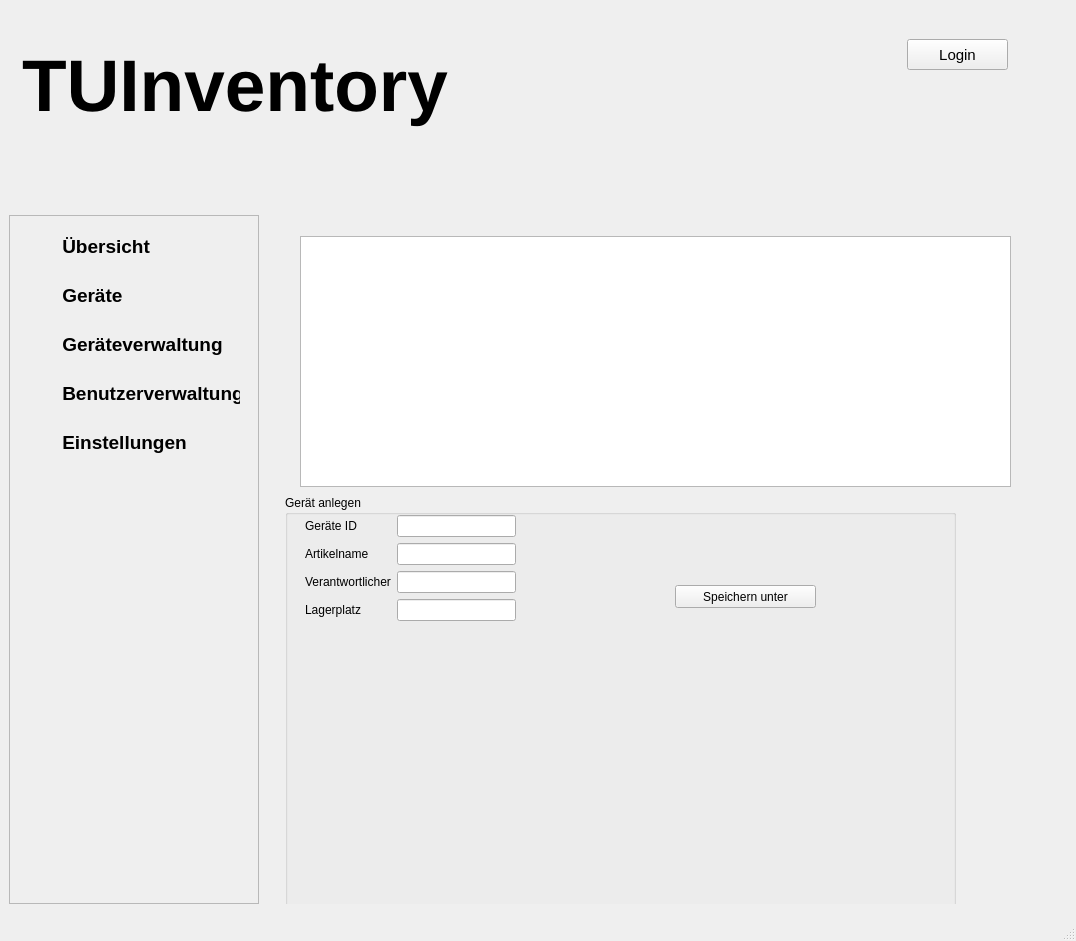
Before: the Qt Designer form TUInventory/mainScaling.ui in SV-97/TUInventory, drawn with Qt 5.
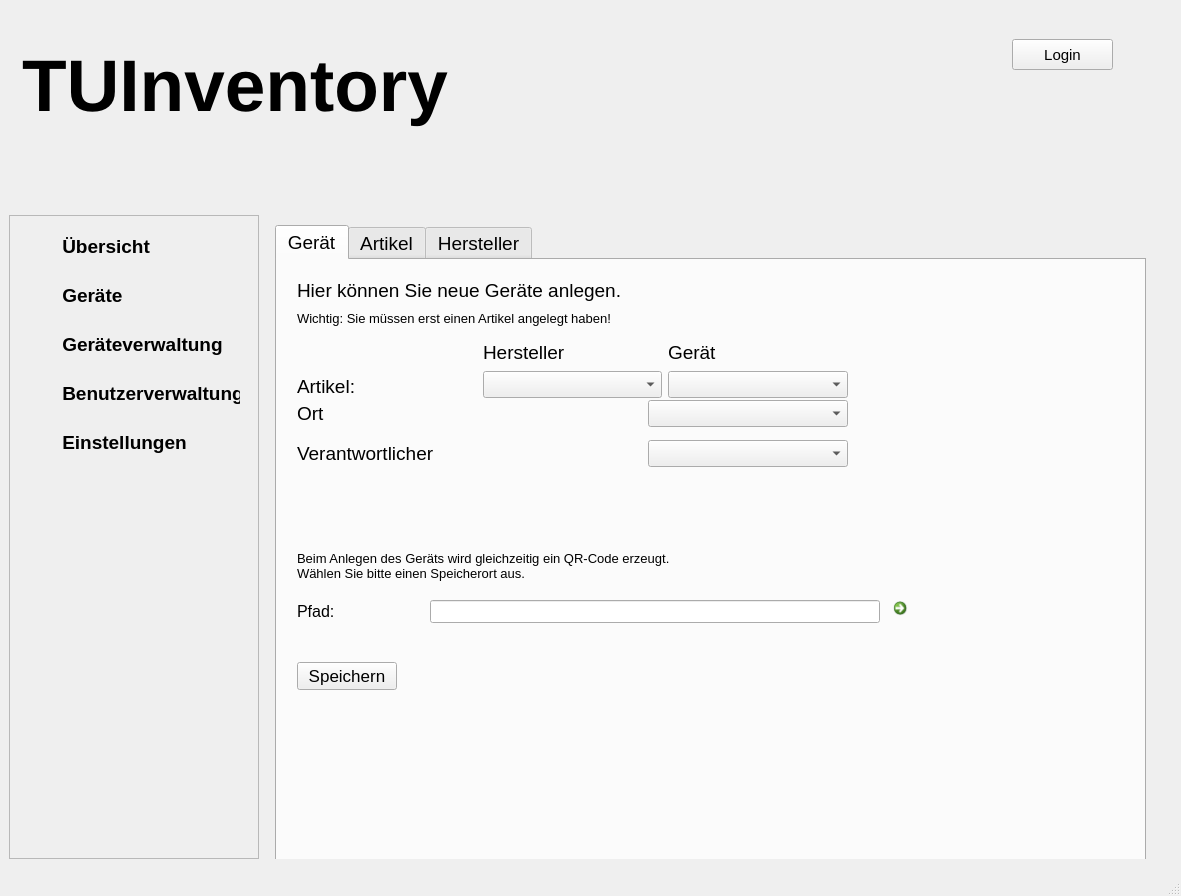
After: the same form once the commit is applied. The open tabs and pages were chosen to show the change. Icons and pictures are not drawn.

Commit message: Created pages for device, article and producer creation

Diff of the .ui file:
```diff
--- a/TUInventory/mainScaling.ui
+++ b/TUInventory/mainScaling.ui
@@ -6,8 +6,8 @@
    <rect>
     <x>0</x>
     <y>0</y>
-    <width>1076</width>
-    <height>941</height>
+    <width>1181</width>
+    <height>896</height>
    </rect>
   </property>
   <property name="minimumSize">
@@ -734,112 +734,722 @@
            </widget>
           </widget>
           <widget class="QWidget" name="page_7">
-           <widget class="QGroupBox" name="g_device_create">
+           <widget class="QTabWidget" name="tabWidget">
             <property name="geometry">
              <rect>
-              <x>20</x>
-              <y>280</y>
-              <width>671</width>
-              <height>421</height>
+              <x>10</x>
+              <y>10</y>
+              <width>871</width>
+              <height>641</height>
              </rect>
             </property>
-            <property name="title">
-             <string>Gerät anlegen</string>
+            <property name="font">
+             <font>
+              <pointsize>14</pointsize>
+             </font>
             </property>
-            <widget class="QWidget" name="formLayoutWidget">
-             <property name="geometry">
-              <rect>
-               <x>20</x>
-               <y>20</y>
-               <width>211</width>
-               <height>191</height>
-              </rect>
-             </property>
-             <layout class="QFormLayout" name="formLayout_2">
-              <item row="0" column="1">
-               <widget class="QLineEdit" name="lineEdit_5">
-                <property name="readOnly">
-                 <bool>true</bool>
-                </property>
-               </widget>
-              </item>
-              <item row="0" column="0">
-               <widget class="QLabel" name="label_10">
-                <property name="text">
-                 <string>Geräte ID</string>
-                </property>
-               </widget>
-              </item>
-              <item row="1" column="1">
-               <widget class="QLineEdit" name="lineEdit_7">
-                <property name="readOnly">
-                 <bool>true</bool>
-                </property>
-               </widget>
-              </item>
-              <item row="1" column="0">
-               <widget class="QLabel" name="label_11">
-                <property name="text">
-                 <string>Artikelname</string>
-                </property>
-               </widget>
-              </item>
-              <item row="2" column="0">
-               <widget class="QLabel" name="label_13">
-                <property name="text">
-                 <string>Verantwortlicher</string>
-                </property>
-               </widget>
-              </item>
-              <item row="2" column="1">
-               <widget class="QLineEdit" name="lineEdit_8">
-                <property name="readOnly">
-                 <bool>true</bool>
-                </property>
-               </widget>
-              </item>
-              <item row="3" column="1">
-               <widget class="QLineEdit" name="lineEdit_9">
-                <property name="readOnly">
-                 <bool>true</bool>
-                </property>
-               </widget>
-              </item>
-              <item row="3" column="0">
-               <widget class="QLabel" name="label_14">
-                <property name="text">
-                 <string>Lagerplatz</string>
-                </property>
-               </widget>
-              </item>
-             </layout>
+            <property name="currentIndex">
+             <number>1</number>
+            </property>
+            <widget class="QWidget" name="tab_1">
+             <attribute name="title">
+              <string>Gerät</string>
+             </attribute>
+             <widget class="QLabel" name="label_2">
+              <property name="geometry">
+               <rect>
+                <x>20</x>
+                <y>20</y>
+                <width>461</width>
+                <height>21</height>
+               </rect>
+              </property>
+              <property name="text">
+               <string>Hier können Sie neue Geräte anlegen.</string>
+              </property>
+             </widget>
+             <widget class="QLabel" name="label_17">
+              <property name="geometry">
+               <rect>
+                <x>20</x>
+                <y>50</y>
+                <width>441</width>
+                <height>16</height>
+               </rect>
+              </property>
+              <property name="font">
+               <font>
+                <pointsize>10</pointsize>
+               </font>
+              </property>
+              <property name="text">
+               <string>Wichtig: Sie müssen erst einen Artikel angelegt haben!</string>
+              </property>
+             </widget>
+             <widget class="QWidget" name="">
+              <property name="geometry">
+               <rect>
+                <x>20</x>
+                <y>400</y>
+                <width>551</width>
+                <height>33</height>
+               </rect>
+              </property>
+              <layout class="QHBoxLayout" name="horizontalLayout_20">
+               <item>
+                <widget class="QPushButton" name="b_create_device">
+                 <property name="minimumSize">
+                  <size>
+                   <width>100</width>
+                   <height>0</height>
+                  </size>
+                 </property>
+                 <property name="maximumSize">
+                  <size>
+                   <width>200</width>
+                   <height>16777215</height>
+                  </size>
+                 </property>
+                 <property name="font">
+                  <font>
+                   <pointsize>13</pointsize>
+                  </font>
+                 </property>
+                 <property name="text">
+                  <string>Speichern</string>
+                 </property>
+                </widget>
+               </item>
+               <item>
+                <spacer name="horizontalSpacer_22">
+                 <property name="orientation">
+                  <enum>Qt::Horizontal</enum>
+                 </property>
+                 <property name="sizeHint" stdset="0">
+                  <size>
+                   <width>40</width>
+                   <height>20</height>
+                  </size>
+                 </property>
+                </spacer>
+               </item>
+              </layout>
+             </widget>
+             <widget class="QWidget" name="">
+              <property name="geometry">
+               <rect>
+                <x>20</x>
+                <y>80</y>
+                <width>551</width>
+                <height>58</height>
+               </rect>
+              </property>
+              <layout class="QHBoxLayout" name="horizontalLayout_19">
+               <item>
+                <layout class="QVBoxLayout" name="verticalLayout_9">
+                 <item>
+                  <spacer name="verticalSpacer_11">
+                   <property name="orientation">
+                    <enum>Qt::Vertical</enum>
+                   </property>
+                   <property name="sizeHint" stdset="0">
+                    <size>
+                     <width>20</width>
+                     <height>40</height>
+                    </size>
+                   </property>
+                  </spacer>
+                 </item>
+                 <item>
+                  <widget class="QLabel" name="label_11">
+                   <property name="font">
+                    <font>
+                     <pointsize>14</pointsize>
+                    </font>
+                   </property>
+                   <property name="text">
+                    <string>Artikel:</string>
+                   </property>
+                  </widget>
+                 </item>
+                </layout>
+               </item>
+               <item>
+                <layout class="QVBoxLayout" name="verticalLayout_7">
+                 <item>
+                  <widget class="QLabel" name="label_10">
+                   <property name="font">
+                    <font>
+                     <pointsize>14</pointsize>
+                    </font>
+                   </property>
+                   <property name="text">
+                    <string>Hersteller</string>
+                   </property>
+                  </widget>
+                 </item>
+                 <item>
+                  <widget class="QComboBox" name="cb_producer_d">
+                   <property name="font">
+                    <font>
+                     <pointsize>12</pointsize>
+                    </font>
+                   </property>
+                  </widget>
+                 </item>
+                </layout>
+               </item>
+               <item>
+                <layout class="QVBoxLayout" name="verticalLayout_8">
+                 <item>
+                  <widget class="QLabel" name="label_16">
+                   <property name="font">
+                    <font>
+                     <pointsize>14</pointsize>
+                    </font>
+                   </property>
+                   <property name="text">
+                    <string>Gerät</string>
+                   </property>
+                  </widget>
+                 </item>
+                 <item>
+                  <widget class="QComboBox" name="cb_article_d">
+                   <property name="font">
+                    <font>
+                     <pointsize>12</pointsize>
+                    </font>
+                   </property>
+                  </widget>
+                 </item>
+                </layout>
+               </item>
+              </layout>
+             </widget>
+             <widget class="QWidget" name="">
+              <property name="geometry">
+               <rect>
+                <x>20</x>
+                <y>180</y>
+                <width>551</width>
+                <height>27</height>
+               </rect>
+              </property>
+              <layout class="QHBoxLayout" name="horizontalLayout_18">
+               <item>
+                <widget class="QLabel" name="label_13">
+                 <property name="font">
+                  <font>
+                   <pointsize>14</pointsize>
+                  </font>
+                 </property>
+                 <property name="text">
+                  <string>Verantwortlicher</string>
+                 </property>
+                </widget>
+               </item>
+               <item>
+                <spacer name="horizontalSpacer_21">
+                 <property name="orientation">
+                  <enum>Qt::Horizontal</enum>
+                 </property>
+                 <property name="sizeHint" stdset="0">
+                  <size>
+                   <width>40</width>
+                   <height>20</height>
+                  </size>
+                 </property>
+                </spacer>
+               </item>
+               <item>
+                <widget class="QComboBox" name="cb_user_d">
+                 <property name="minimumSize">
+                  <size>
+                   <width>200</width>
+                   <height>0</height>
+                  </size>
+                 </property>
+                 <property name="maximumSize">
+                  <size>
+                   <width>400</width>
+                   <height>16777215</height>
+                  </size>
+                 </property>
+                 <property name="font">
+                  <font>
+                   <pointsize>12</pointsize>
+                  </font>
+                 </property>
+                </widget>
+               </item>
+              </layout>
+             </widget>
+             <widget class="QWidget" name="">
+              <property name="geometry">
+               <rect>
+                <x>20</x>
+                <y>140</y>
+                <width>551</width>
+                <height>27</height>
+               </rect>
+              </property>
+              <layout class="QHBoxLayout" name="horizontalLayout_17">
+               <item>
+                <widget class="QLabel" name="label_14">
+                 <property name="font">
+                  <font>
+                   <pointsize>14</pointsize>
+                  </font>
+                 </property>
+                 <property name="text">
+                  <string>Ort</string>
+                 </property>
+                </widget>
+               </item>
+               <item>
+                <spacer name="horizontalSpacer_2">
+                 <property name="orientation">
+                  <enum>Qt::Horizontal</enum>
+                 </property>
+                 <property name="sizeType">
+                  <enum>QSizePolicy::Expanding</enum>
+                 </property>
+                 <property name="sizeHint" stdset="0">
+                  <size>
+                   <width>50</width>
+                   <height>20</height>
+                  </size>
+                 </property>
+                </spacer>
+               </item>
+               <item>
+                <widget class="QComboBox" name="cb_location_d">
+                 <property name="minimumSize">
+                  <size>
+                   <width>200</width>
+                   <height>0</height>
+                  </size>
+                 </property>
+                 <property name="maximumSize">
+                  <size>
+                   <width>400</width>
+                   <height>16777215</height>
+                  </size>
+                 </property>
+                 <property name="font">
+                  <font>
+                   <pointsize>12</pointsize>
+                  </font>
+                 </property>
+                </widget>
+               </item>
+              </layout>
+             </widget>
+             <widget class="QLabel" name="label_24">
+              <property name="geometry">
+               <rect>
+                <x>20</x>
+                <y>290</y>
+                <width>551</width>
+                <height>31</height>
+               </rect>
+              </property>
+              <property name="font">
+               <font>
+                <pointsize>10</pointsize>
+               </font>
+              </property>
+              <property name="text">
+               <string>Beim Anlegen des Geräts wird gleichzeitig ein QR-Code erzeugt. 
+Wählen Sie bitte einen Speicherort aus.</string>
+              </property>
+             </widget>
+             <widget class="QWidget" name="">
+              <property name="geometry">
+               <rect>
+                <x>20</x>
+                <y>330</y>
+                <width>629</width>
+                <height>43</height>
+               </rect>
+              </property>
+              <layout class="QHBoxLayout" name="horizontalLayout_24">
+               <item>
+                <widget class="QLabel" name="label_25">
+                 <property name="font">
+                  <font>
+                   <pointsize>12</pointsize>
+                  </font>
+                 </property>
+                 <property name="text">
+                  <string>Pfad:</string>
+                 </property>
+                </widget>
+               </item>
+               <item>
+                <spacer name="horizontalSpacer_26">
+                 <property name="orientation">
+                  <enum>Qt::Horizontal</enum>
+                 </property>
+                 <property name="sizeHint" stdset="0">
+                  <size>
+                   <width>40</width>
+                   <height>20</height>
+                  </size>
+                 </property>
+                </spacer>
+               </item>
+               <item>
+                <widget class="QLineEdit" name="t_path_device">
+                 <property name="sizePolicy">
+                  <sizepolicy hsizetype="Expanding" vsizetype="Fixed">
+                   <horstretch>0</horstretch>
+                   <verstretch>0</verstretch>
+                  </sizepolicy>
+                 </property>
+                 <property name="minimumSize">
+                  <size>
+                   <width>450</width>
+                   <height>0</height>
+                  </size>
+                 </property>
+                 <property name="maximumSize">
+                  <size>
+                   <width>800</width>
+                   <height>16777215</height>
+                  </size>
+                 </property>
+                 <property name="font">
+                  <font>
+                   <pointsize>10</pointsize>
+                  </font>
+                 </property>
+                </widget>
+               </item>
+               <item>
+                <widget class="QCommandLinkButton" name="b_save_device">
+                 <property name="minimumSize">
+                  <size>
+                   <width>15</width>
+                   <height>15</height>
+                  </size>
+                 </property>
+                 <property name="maximumSize">
+                  <size>
+                   <width>40</width>
+                   <height>40</height>
+                  </size>
+                 </property>
+                 <property name="text">
+                  <string/>
+                 </property>
+                 <property name="iconSize">
+                  <size>
+                   <width>15</width>
+                   <height>15</height>
+                  </size>
+                 </property>
+                </widget>
+               </item>
+              </layout>
+             </widget>
             </widget>
-            <widget class="QPushButton" name="b_savepath">
-             <property name="geometry">
-              <rect>
-               <x>390</x>
-               <y>90</y>
-               <width>141</width>
-               <height>23</height>
-              </rect>
-             </property>
-             <property name="text">
-              <string>Speichern unter</string>
-             </property>
+            <widget class="QWidget" name="tab_2">
+             <attribute name="title">
+              <string>Artikel</string>
+             </attribute>
+             <widget class="QLabel" name="label_18">
+              <property name="geometry">
+               <rect>
+                <x>20</x>
+                <y>20</y>
+                <width>461</width>
+                <height>21</height>
+               </rect>
+              </property>
+              <property name="text">
+               <string>Hier können Sie neue Artikel anlegen.</string>
+              </property>
+             </widget>
+             <widget class="QLabel" name="label_19">
+              <property name="geometry">
+               <rect>
+                <x>20</x>
+                <y>50</y>
+                <width>441</width>
+                <height>16</height>
+               </rect>
+              </property>
+              <property name="font">
+               <font>
+                <pointsize>10</pointsize>
+               </font>
+              </property>
+              <property name="text">
+               <string>Wichtig: Sie müssen erst einen Hersteller angelegt haben!</string>
+              </property>
+             </widget>
+             <widget class="QWidget" name="layoutWidget">
+              <property name="geometry">
+               <rect>
+                <x>40</x>
+                <y>100</y>
+                <width>511</width>
+                <height>31</height>
+               </rect>
+              </property>
+              <layout class="QHBoxLayout" name="horizontalLayout_22">
+               <item>
+                <widget class="QLabel" name="label_22">
+                 <property name="text">
+                  <string>Artikelname:</string>
+                 </property>
+                </widget>
+               </item>
+               <item>
+                <spacer name="horizontalSpacer_24">
+                 <property name="orientation">
+                  <enum>Qt::Horizontal</enum>
+                 </property>
+                 <property name="sizeHint" stdset="0">
+                  <size>
+                   <width>40</width>
+                   <height>20</height>
+                  </size>
+                 </property>
+                </spacer>
+               </item>
+               <item>
+                <widget class="QLineEdit" name="t_name_a">
+                 <property name="minimumSize">
+                  <size>
+                   <width>200</width>
+                   <height>0</height>
+                  </size>
+                 </property>
+                 <property name="maximumSize">
+                  <size>
+                   <width>400</width>
+                   <height>16777215</height>
+                  </size>
+                 </property>
+                </widget>
+               </item>
+              </layout>
+             </widget>
+             <widget class="QWidget" name="layoutWidget_2">
+              <property name="geometry">
+               <rect>
+                <x>40</x>
+                <y>146</y>
+                <width>511</width>
+                <height>31</height>
+               </rect>
+              </property>
+              <layout class="QHBoxLayout" name="horizontalLayout_23">
+               <item>
+                <widget class="QLabel" name="label_23">
+                 <property name="font">
+                  <font>
+                   <pointsize>14</pointsize>
+                  </font>
+                 </property>
+                 <property name="text">
+                  <string>Hersteller:</string>
+                 </property>
+                </widget>
+               </item>
+               <item>
+                <spacer name="horizontalSpacer_25">
+                 <property name="orientation">
+                  <enum>Qt::Horizontal</enum>
+                 </property>
+                 <property name="sizeType">
+                  <enum>QSizePolicy::Expanding</enum>
+                 </property>
+                 <property name="sizeHint" stdset="0">
+                  <size>
+                   <width>50</width>
+                   <height>20</height>
+                  </size>
+                 </property>
+                </spacer>
+               </item>
+               <item>
+                <widget class="QComboBox" name="cb_producer_a">
+                 <property name="minimumSize">
+                  <size>
+                   <width>200</width>
+                   <height>0</height>
+                  </size>
+                 </property>
+                 <property name="maximumSize">
+                  <size>
+                   <width>400</width>
+                   <height>16777215</height>
+                  </size>
+                 </property>
+                 <property name="font">
+                  <font>
+                   <pointsize>12</pointsize>
+                  </font>
+                 </property>
+                </widget>
+               </item>
+              </layout>
+             </widget>
+             <widget class="QWidget" name="layoutWidget_3">
+              <property name="geometry">
+               <rect>
+                <x>40</x>
+                <y>430</y>
+                <width>551</width>
+                <height>33</height>
+               </rect>
+              </property>
+              <layout class="QHBoxLayout" name="horizontalLayout_25">
+               <item>
+                <widget class="QPushButton" name="b_create_article">
+                 <property name="minimumSize">
+                  <size>
+                   <width>100</width>
+                   <height>0</height>
+                  </size>
+                 </property>
+                 <property name="maximumSize">
+                  <size>
+                   <width>200</width>
+                   <height>16777215</height>
+                  </size>
+                 </property>
+                 <property name="font">
+                  <font>
+                   <pointsize>13</pointsize>
+                  </font>
+                 </property>
+                 <property name="text">
+                  <string>Speichern</string>
+                 </property>
+                </widget>
+               </item>
+               <item>
+                <spacer name="horizontalSpacer_27">
+                 <property name="orientation">
+                  <enum>Qt::Horizontal</enum>
+                 </property>
+                 <property name="sizeHint" stdset="0">
+                  <size>
+                   <width>40</width>
+                   <height>20</height>
+                  </size>
+                 </property>
+                </spacer>
+               </item>
+              </layout>
+             </widget>
             </widget>
-           </widget>
-           <widget class="QTableWidget" name="table_devices">
-            <property name="geometry">
-             <rect>
-              <x>35</x>
-              <y>21</y>
-              <width>711</width>
-              <height>251</height>
-             </rect>
-            </property>
-            <property name="layoutDirection">
-             <enum>Qt::RightToLeft</enum>
-            </property>
+            <widget class="QWidget" name="tab_3">
+             <attribute name="title">
+              <string>Hersteller</string>
+             </attribute>
+             <widget class="QLabel" name="label_20">
+              <property name="geometry">
+               <rect>
+                <x>10</x>
+                <y>10</y>
+                <width>461</width>
+                <height>21</height>
+               </rect>
+              </property>
+              <property name="text">
+               <string>Hier können Sie neue Hersteller anlegen.</string>
+              </property>
+             </widget>
+             <widget class="QWidget" name="layoutWidget_4">
+              <property name="geometry">
+               <rect>
+                <x>30</x>
+                <y>400</y>
+                <width>551</width>
+                <height>33</height>
+               </rect>
+              </property>
+              <layout class="QHBoxLayout" name="horizontalLayout_26">
+               <item>
+                <widget class="QPushButton" name="b_create_producer">
+                 <property name="minimumSize">
+                  <size>
+                   <width>100</width>
+                   <height>0</height>
+                  </size>
+                 </property>
+                 <property name="maximumSize">
+                  <size>
+                   <width>200</width>
+                   <height>16777215</height>
+                  </size>
+                 </property>
+                 <property name="font">
+                  <font>
+                   <pointsize>13</pointsize>
+                  </font>
+                 </property>
+                 <property name="text">
+                  <string>Speichern</string>
+                 </property>
+                </widget>
+               </item>
+               <item>
+                <spacer name="horizontalSpacer_28">
+                 <property name="orientation">
+                  <enum>Qt::Horizontal</enum>
+                 </property>
+                 <property name="sizeHint" stdset="0">
+                  <size>
+                   <width>40</width>
+                   <height>20</height>
+                  </size>
+                 </property>
+                </spacer>
+               </item>
+              </layout>
+             </widget>
+             <widget class="QWidget" name="">
+              <property name="geometry">
+               <rect>
+                <x>30</x>
+                <y>90</y>
+                <width>481</width>
+                <height>31</height>
+               </rect>
+              </property>
+              <layout class="QHBoxLayout" name="horizontalLayout_21">
+               <item>
+                <widget class="QLabel" name="label_21">
+                 <property name="text">
+                  <string>Herstellername:</string>
+                 </property>
+                </widget>
+               </item>
+               <item>
+                <spacer name="horizontalSpacer_23">
+                 <property name="orientation">
+                  <enum>Qt::Horizontal</enum>
+                 </property>
+                 <property name="sizeHint" stdset="0">
+                  <size>
+                   <width>40</width>
+                   <height>20</height>
+                  </size>
+                 </property>
+                </spacer>
+               </item>
+               <item>
+                <widget class="QLineEdit" name="t_name_p"/>
+               </item>
+              </layout>
+             </widget>
+            </widget>
            </widget>
           </widget>
           <widget class="QWidget" name="page_8">
```
Left out of the diff: 10 changed lines with no effect on the pictures. The commit also changes 2 other files.
